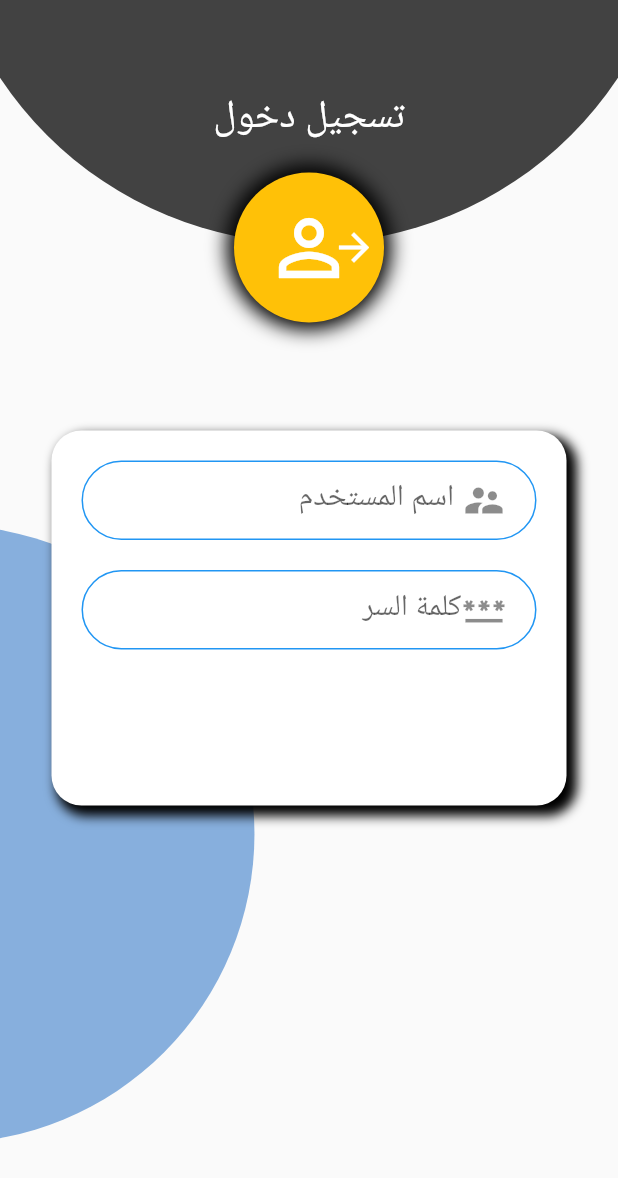
After one commit to Albkali/mobtech, a Flutter app: the screen it shows after launch, on a phone screen of 412 x 824 dp. The commit adds this screen. Shown: the top 1178 px of the screen. Run offline on Flutter 3.47's test engine with Material 2 defaults, Android fonts, the phone set to English and light mode, and no system bars; our stand-ins replace carousel_pro_nullsafety, shared_preferences.

Commit message:
UI-Kit  Login page

```diff
--- a/lib/components/drawer.dart
+++ b/lib/components/drawer.dart
@@ -63,11 +63,13 @@ class MyDrawer extends StatelessWidget {
           ),
           ListTile(
             title: Text(
-              "تسجيل الخروج",
+              "تسجيل دخول",
               style: TextStyle(color: Colors.black, fontSize: 18),
             ),
             leading: Icon(Icons.login_outlined, color: Colors.blue, size: 25),
-            onTap: () {},
+            onTap: () {
+              Navigator.of(context).pushNamed("r_login");
+            },
           ),
         ],
       ),
--- a/lib/main.dart
+++ b/lib/main.dart
@@ -6,6 +6,7 @@ import 'package:mobtech/pages/mobiledetails.dart';
 import 'package:mobtech/test.dart';
 
 import 'choosecountry.dart';
+import 'pages/login.dart';
 
 void main() => runApp(MyApp());
 
@@ -16,7 +17,7 @@ class MyApp extends StatelessWidget {
       debugShowCheckedModeBanner: false,
       title: " Mobtech",
       // theme: ThemeData(fontFamily: 'Cairo'),
-      home: ChooseCountry(),
+      home: LogIn(),
       routes: {
         'r_home': (context) {
           return Home();
@@ -30,6 +31,9 @@ class MyApp extends StatelessWidget {
         'r_mobile_details': (context) {
           return MobileDetails();
         },
+        'r_login': (context) {
+          return LogIn();
+        },
       },
     );
   }
--- /dev/null
+++ b/lib/pages/login.dart
@@ -0,0 +1,266 @@
+import 'package:flutter/material.dart';
+
+class LogIn extends StatefulWidget {
+  LogIn({Key? key}) : super(key: key);
+
+  @override
+  _LogInState createState() => _LogInState();
+}
+
+class _LogInState extends State<LogIn> {
+  @override
+  Widget build(BuildContext context) {
+    var mdw = MediaQuery.of(context).size.width;
+
+    return Directionality(
+      textDirection: TextDirection.rtl,
+      child: Scaffold(
+        body: Stack(
+          children: [
+            Container(
+              // color: Colors.red,
+              height: double.infinity,
+              width: double.infinity,
+            ),
+            buildPositionedTop(mdw),
+            buildPositionedBottom(mdw),
+            buildContainerAvatar(mdw),
+            Center(
+              child: Container(
+                height: 250,
+                width: mdw / 1.2,
+                decoration: BoxDecoration(
+                  color: Colors.white,
+                  borderRadius: BorderRadius.circular(20),
+                  boxShadow: [
+                    BoxShadow(
+                      color: Colors.black,
+                      spreadRadius: 2,
+                      blurRadius: 6,
+                      offset: Offset(5, 5),
+                    ),
+                  ],
+                ),
+                child: Padding(
+                  padding: const EdgeInsets.all(10),
+                  child: Form(
+                    child: Column(
+                      children: [
+                        Padding(
+                          padding: const EdgeInsets.all(10.0),
+                          child: TextFormField(
+                            cursorColor: Colors.red,
+                            cursorWidth: 4,
+                            style: TextStyle(fontSize: 20, color: Colors.red),
+                            decoration: InputDecoration(
+                              // hintText = " ادخل الاسم ",
+                              contentPadding: EdgeInsets.all(15),
+                              filled: true,
+                              fillColor: Colors.white,
+                              prefixIcon: Padding(
+                                padding: EdgeInsets.only(right: 20),
+                                child: Icon(
+                                  Icons.supervisor_account,
+                                  size: 30,
+                                ),
+                              ),
+                              labelText: " اسم المستخدم",
+                              enabledBorder: OutlineInputBorder(
+                                borderRadius: BorderRadius.circular(40),
+                                borderSide: BorderSide(
+                                  color: Colors.blue,
+                                ),
+                              ),
+                              focusedBorder: OutlineInputBorder(
+                                borderRadius: BorderRadius.circular(40),
+                                borderSide: BorderSide(
+                                  color: Colors.amber,
+                                ),
+                              ),
+                            ),
+                          ),
+                        ),
+                        Padding(
+                          padding: const EdgeInsets.all(10.0),
+                          child: TextFormField(
+                            cursorColor: Colors.amber,
+                            cursorWidth: 4,
+                            style: TextStyle(fontSize: 20, color: Colors.amber),
+                            decoration: InputDecoration(
+                              // hintText = " ادخل الاسم ",
+                              contentPadding: EdgeInsets.all(15),
+                              filled: true,
+                              fillColor: Colors.white,
+                              prefixIcon: Padding(
+                                padding: EdgeInsets.only(right: 20),
+                                child: Icon(
+                                  Icons.password,
+                                  size: 30,
+                                ),
+                              ),
+                              labelText: "كلمة السر",
+                              enabledBorder: OutlineInputBorder(
+                                borderRadius: BorderRadius.circular(40),
+                                borderSide: BorderSide(
+                                  color: Colors.blue,
+                                ),
+                              ),
+                              focusedBorder: OutlineInputBorder(
+                                borderRadius: BorderRadius.circular(40),
+                                borderSide: BorderSide(
+                                  color: Colors.amber,
+                                ),
+                              ),
+                            ),
+                          ),
+                        ),
+                      ],
+                    ),
+                  ),
+                ),
+              ),
+            )
+          ],
+        ),
+      ),
+    );
+  }
+
+  Container buildContainerAvatar(double mdw) {
+    return Container(
+      height: mdw,
+      child: SingleChildScrollView(
+        child: Column(
+          children: [
+            Center(
+              child: Container(
+                margin: EdgeInsets.only(top: 60),
+                child: Text(
+                  "تسجيل دخول",
+                  style: TextStyle(
+                    fontSize: 26,
+                    color: Colors.white,
+                  ),
+                ),
+              ),
+            ),
+            Padding(
+              padding: EdgeInsets.only(top: 20),
+            ),
+            Container(
+              height: 100,
+              width: 100,
+              decoration: BoxDecoration(
+                color: Colors.amber,
+                borderRadius: BorderRadius.circular(100),
+                boxShadow: [
+                  BoxShadow(
+                      color: Colors.black, blurRadius: 10, spreadRadius: 5),
+                ],
+              ),
+              child: Stack(
+                children: [
+                  Positioned(
+                    top: 20,
+                    right: 20,
+                    child: Icon(
+                      Icons.person_outline,
+                      size: 60,
+                      color: Colors.white,
+                    ),
+                  ),
+                  Positioned(
+                    top: 35,
+                    left: 65,
+                    child: Icon(
+                      Icons.arrow_back,
+                      size: 30,
+                      color: Colors.white,
+                    ),
+                  ),
+                ],
+              ),
+            ),
+          ],
+        ),
+      ),
+    );
+  }
+
+  Positioned buildPositionedTop(double mdw) {
+    return Positioned(
+      child: Transform.scale(
+        scale: 1.2,
+        child: Transform.translate(
+          offset: Offset(0, -mdw / 1.7),
+          child: Container(
+            height: mdw,
+            width: mdw,
+            decoration: BoxDecoration(
+              borderRadius: BorderRadius.circular(mdw),
+              color: Colors.grey[800],
+            ),
+          ),
+        ),
+      ),
+    );
+  }
+
+  Positioned buildPositionedBottom(double mdw) {
+    return Positioned(
+      top: 350,
+      right: mdw / 1.7,
+      child: Transform.scale(
+        scale: 1,
+        child: Container(
+          height: mdw,
+          width: mdw,
+          decoration: BoxDecoration(
+            borderRadius: BorderRadius.circular(mdw),
+            color: Colors.blue[800]!.withOpacity(0.5),
+          ),
+        ),
+      ),
+    );
+  }
+}
+//  Container(
+//               padding: EdgeInsets.all(10),
+//               child: Form(
+//                 child: Column(
+//                   children: [
+//                     TextFormField(
+//                       cursorColor: Colors.red,
+//                       cursorWidth: 4,
+//                       style: TextStyle(fontSize: 20, color: Colors.red),
+//                       decoration: InputDecoration(
+//                         // hintText = " ادخل الاسم ",
+//                         contentPadding: EdgeInsets.all(15),
+//                         filled: true,
+//                         fillColor: Colors.white,
+//                         prefixIcon: Padding(
+//                           padding: EdgeInsets.only(right: 20),
+//                           child: Icon(
+//                             Icons.supervisor_account,
+//                             size: 40,
+//                           ),
+//                         ),
+//                         labelText: "ادخل الاسم",
+//                         enabledBorder: OutlineInputBorder(
+//                           borderRadius: BorderRadius.circular(40),
+//                           borderSide: BorderSide(
+//                             color: Colors.blue,
+//                           ),
+//                         ),
+//                         focusedBorder: OutlineInputBorder(
+//                           borderRadius: BorderRadius.circular(40),
+//                           borderSide: BorderSide(
+//                             color: Colors.green,
+//                           ),
+//                         ),
+//                       ),
+//                     ),
+//                   ],
+//                 ),
+//               ),
+//             ),
```
